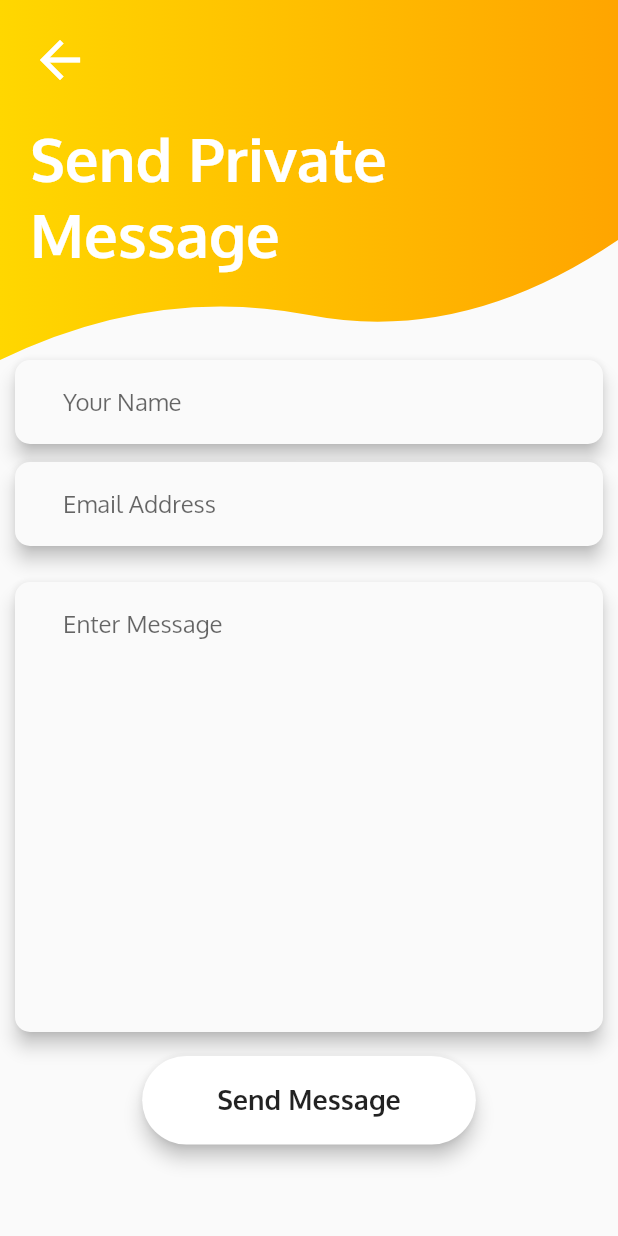
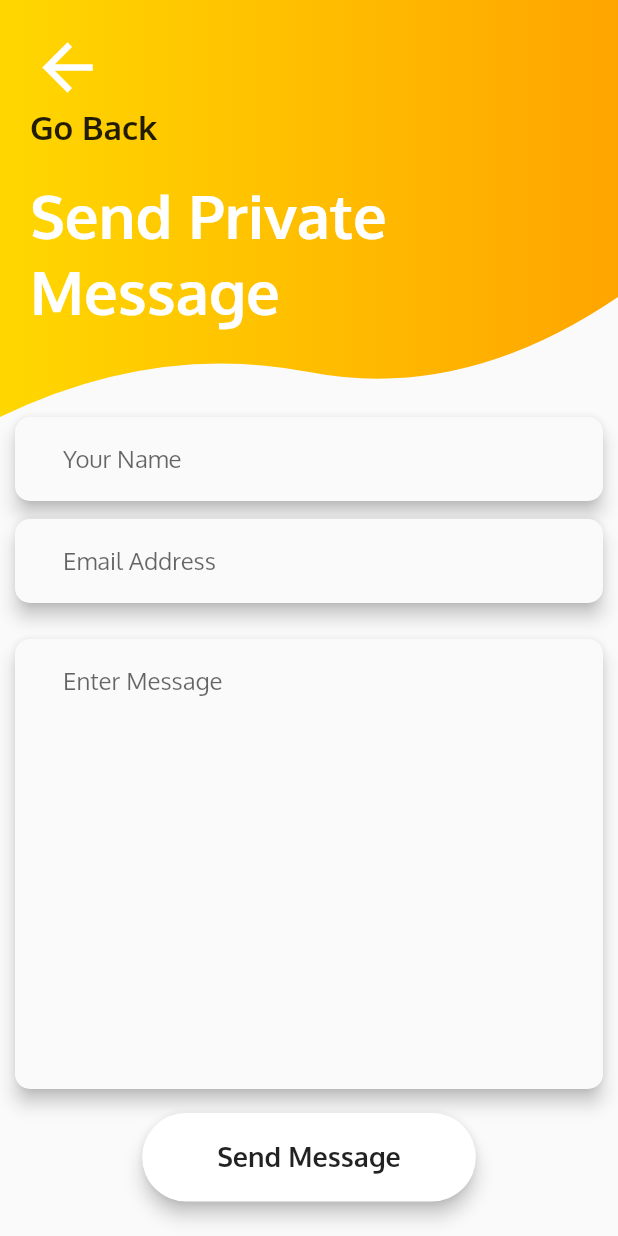
Before and after one commit to zionnite/wow, a Flutter app: the screen it shows after launch, item 2 of the bottom bar chosen, after a tap on the "message" icon, on a phone screen of 412 x 824 dp. Run offline on Flutter 3.47's test engine with Material 2 defaults, Android fonts, the phone set to English and light mode, and no system bars; our stand-ins replace cached_network_image, flutter_linkify, image_picker, modal_progress_hud, rxdart; missing offline and left inert: draggable_fab; network calls fail.

Commit message:
change in file structue

```diff
--- a/lib/screen/home_screen.dart
+++ b/lib/screen/home_screen.dart
@@ -4,6 +4,7 @@ import 'package:wow/blocs/QouteBloc.dart';
 import 'package:wow/blocs/app_bloc.dart';
 import 'package:wow/blocs/bloc_provider.dart';
 import 'package:wow/blocs/forum_bloc.dart';
+import 'package:wow/model/Category.dart';
 import 'package:wow/model/Forum.dart';
 import 'package:wow/model/ForumComment.dart';
 import 'package:wow/model/Quote.dart';
@@ -17,6 +18,7 @@ import 'package:wow/utils.dart';
 import 'package:wow/widget/quote_widget.dart';
 import '../CustomShapeClipper.dart';
 import '../widget/forum_list_widget.dart';
+import 'category_screen.dart';
 import 'forum_detail_screen.dart';
 
 class HomeScreenTopPart extends StatefulWidget {
@@ -65,7 +67,7 @@ class _HomeScreenTopPartState extends State<HomeScreenTopPart> {
                 ClipPath(
                   clipper: CustomShapeClipper(),
                   child: Container(
-                    height: 450.0,
+                    height: 550.0,
                     decoration: BoxDecoration(
                       gradient: LinearGradient(
                         colors: [firstColor, secondColor],
@@ -76,22 +78,6 @@ class _HomeScreenTopPartState extends State<HomeScreenTopPart> {
                         SizedBox(
                           height: 20.0,
                         ),
-                        // Padding(
-                        //   padding: const EdgeInsets.symmetric(horizontal: 28.0),
-                        //   child: Row(
-                        //     mainAxisAlignment: MainAxisAlignment.spaceBetween,
-                        //     children: [
-                        //       Icon(
-                        //         Icons.location_on,
-                        //         color: Colors.white,
-                        //       ),
-                        //       Icon(
-                        //         Icons.settings,
-                        //         color: Colors.white,
-                        //       ),
-                        //     ],
-                        //   ),
-                        // ),
                         SizedBox(
                           height: 50.0,
                         ),
@@ -112,82 +98,77 @@ class _HomeScreenTopPartState extends State<HomeScreenTopPart> {
                           height: 20.0,
                         ),
                         Padding(
-                          padding: EdgeInsets.symmetric(horizontal: 32.0),
-                          child: Material(
-                            elevation: 5.0,
-                            borderRadius:
-                                BorderRadius.all(Radius.circular(10.0)),
-                            child: TextField(
-                              controller: searchTermController,
-                              onChanged: (text) {
-                                setState(() {
-                                  searchTerm = text;
-                                  //forumBloc.searchSink.add(searchTerm);
-                                });
-                              },
-                              style: dropDownMenuItemStyle,
-                              cursorColor: Colors.black,
-                              decoration: InputDecoration(
-                                contentPadding: EdgeInsets.symmetric(
-                                    horizontal: 32.0, vertical: 14.0),
-                                border: InputBorder.none,
-                                hintText: 'Enter Search Term',
+                          padding: const EdgeInsets.only(
+                              left: 8.0, right: 8.0, top: 20.0),
+                          child: Text(
+                            'Please Click a Category or Scroll this way for more!',
+                            style: TextStyle(
+                              fontSize: 25.0,
+                              fontWeight: FontWeight.bold,
+                            ),
+                            textAlign: TextAlign.center,
                           ),
                         ),
+                        Padding(
+                          padding: const EdgeInsets.all(8.0),
+                          child: Icon(
+                            Icons.arrow_forward,
+                            color: Colors.white,
+                            size: 80.0,
                           ),
                         ),
-                        (_showStatus == true)
-                            ? Padding(
-                                padding:
-                                    const EdgeInsets.symmetric(vertical: 14.0),
-                                child: Text(
-                                  _statusMsg,
-                                  style: TextStyle(
-                                    fontSize: 15.0,
-                                    color: Colors.red,
-                                    fontWeight: FontWeight.bold,
-                                  ),
-                                ),
-                              )
-                            : Container(),
-                        Container(
-                          margin: EdgeInsets.only(bottom: 5.0, top: 5.0),
-                          child: InkWell(
+                        Padding(
+                          padding: EdgeInsets.symmetric(horizontal: 2.0),
+                          child: Container(
+                            height: 100.0,
+                            child: StreamBuilder<List<Category>>(
+                              stream: quoteBloc.categoryStream,
+                              builder: (context,
+                                  AsyncSnapshot<List<Category>> snapshot) {
+                                if (snapshot.hasData) {
+                                  if (snapshot.error != null &&
+                                      snapshot.data.length > 0) {
+                                    return _buildErrorWidget(snapshot.error);
+                                  }
+                                  return ListView.builder(
+                                    physics: ClampingScrollPhysics(),
+                                    scrollDirection: Axis.horizontal,
+                                    shrinkWrap: true,
+                                    itemCount: snapshot.data.length,
+                                    itemBuilder: (context, index) {
+                                      return Container(
+                                        margin: EdgeInsets.symmetric(
+                                            vertical: 15.0),
+                                        child: GestureDetector(
                                           onTap: () {
-                              if (!searchTermController.text.isEmpty) {
-                                setState(() {
-                                  searchTermController.text = '';
-                                  _showStatus = false;
-                                });
+                                            //QuoteBloc categories_data = await quoteBloc
+                                            //  .getQuoteById(snapshot.data[index].catId);
                                             Navigator.push(
                                               context,
                                               MaterialPageRoute(
                                                 builder: (context) {
-                                      return ResultSearchScreen(
-                                        searchTerm: searchTerm,
+                                                  return CategoryScreen(
+                                                    cat_id: snapshot
+                                                        .data[index].catId,
+                                                    cat_name: snapshot
+                                                        .data[index].catName,
                                                   );
                                                 },
                                               ),
                                             );
-                              } else {
-                                setState(() {
-                                  setState(() {
-                                    _showStatus = true;
-                                    _statusMsg =
-                                        'Search Term Field can\'t be empty!';
-                                  });
-                                });
-                              }
                                           },
                                           child: Card(
                                             shape: RoundedRectangleBorder(
-                                borderRadius: BorderRadius.circular(250),
+                                              borderRadius:
+                                                  BorderRadius.circular(250),
                                             ),
                                             child: Padding(
-                                padding: const EdgeInsets.symmetric(
-                                    vertical: 18.0, horizontal: 50),
+                                              padding:
+                                                  const EdgeInsets.symmetric(
+                                                      vertical: 18.0,
+                                                      horizontal: 50),
                                               child: Text(
-                                  'Search',
+                                                snapshot.data[index].catName,
                                                 style: TextStyle(
                                                   fontSize: 18.0,
                                                   fontWeight: FontWeight.bold,
@@ -197,12 +178,42 @@ class _HomeScreenTopPartState extends State<HomeScreenTopPart> {
                                             elevation: 5.0,
                                           ),
                                         ),
+                                      );
+                                    },
+                                  );
+                                } else if (snapshot.hasError) {
+                                  return _buildErrorWidget(snapshot.error);
+                                } else {
+                                  return _buildLoadingWidget();
+                                }
+                              },
+                            ),
+                          ),
                         ),
                       ],
                     ),
                   ),
                 ),
               ],
+            ),
+            Padding(
+              padding: const EdgeInsets.only(left: 8.0, right: 8.0, top: 20.0),
+              child: Text(
+                'Scroll Down for More!',
+                style: TextStyle(
+                  fontSize: 25.0,
+                  fontWeight: FontWeight.bold,
+                ),
+                textAlign: TextAlign.center,
+              ),
+            ),
+            Padding(
+              padding: const EdgeInsets.all(8.0),
+              child: Icon(
+                Icons.arrow_downward_rounded,
+                color: Colors.black,
+                size: 80.0,
+              ),
             ),
             Column(
               children: [
--- a/lib/screen/quote_screen.dart
+++ b/lib/screen/quote_screen.dart
@@ -64,7 +64,7 @@ class _QuoteScreenState extends State<QuoteScreen> {
   void dispose() {
     super.dispose();
     //quoteBloc.dispose();
-    quoteBloc.quoteCatController.close();
+    //quoteBloc.quoteCatController.close();
   }
 
   @override
@@ -81,73 +81,24 @@ class _QuoteScreenState extends State<QuoteScreen> {
                 title: 'Quote',
                 toNav: Nav.id,
               ),
-              Text(
-                'Categories',
-                style: TextStyle(
-                  fontSize: 18.0,
-                  color: Colors.redAccent.shade400,
+              Padding(
+                padding:
+                    const EdgeInsets.only(left: 8.0, right: 8.0, top: 20.0),
+                child: Text(
+                  'Scroll Down for More!',
+                  style: TextStyle(
+                    fontSize: 25.0,
+                    fontWeight: FontWeight.bold,
+                  ),
+                  textAlign: TextAlign.center,
                 ),
               ),
-              Container(
-                height: 100.0,
-                child: StreamBuilder<List<Category>>(
-                  stream: quoteBloc.categoryStream,
-                  builder: (context, AsyncSnapshot<List<Category>> snapshot) {
-                    if (snapshot.hasData) {
-                      if (snapshot.error != null && snapshot.data.length > 0) {
-                        return _buildErrorWidget(snapshot.error);
-                      }
-                      return ListView.builder(
-                        physics: ClampingScrollPhysics(),
-                        scrollDirection: Axis.horizontal,
-                        shrinkWrap: true,
-                        itemCount: snapshot.data.length,
-                        itemBuilder: (context, index) {
-                          return Container(
-                            margin: EdgeInsets.symmetric(vertical: 15.0),
-                            child: GestureDetector(
-                              onTap: () {
-                                //QuoteBloc categories_data = await quoteBloc
-                                //  .getQuoteById(snapshot.data[index].catId);
-                                Navigator.push(
-                                  context,
-                                  MaterialPageRoute(
-                                    builder: (context) {
-                                      return CategoryScreen(
-                                        cat_id: snapshot.data[index].catId,
-                                        cat_name: snapshot.data[index].catName,
-                                      );
-                                    },
-                                  ),
-                                );
-                              },
-                              child: Card(
-                                shape: RoundedRectangleBorder(
-                                  borderRadius: BorderRadius.circular(250),
-                                ),
-                                child: Padding(
-                                  padding: const EdgeInsets.symmetric(
-                                      vertical: 18.0, horizontal: 50),
-                                  child: Text(
-                                    snapshot.data[index].catName,
-                                    style: TextStyle(
-                                      fontSize: 18.0,
-                                      fontWeight: FontWeight.bold,
-                                    ),
-                                  ),
-                                ),
-                                elevation: 5.0,
-                              ),
-                            ),
-                          );
-                        },
-                      );
-                    } else if (snapshot.hasError) {
-                      return _buildErrorWidget(snapshot.error);
-                    } else {
-                      return _buildLoadingWidget();
-                    }
-                  },
+              Padding(
+                padding: const EdgeInsets.all(8.0),
+                child: Icon(
+                  Icons.arrow_downward_rounded,
+                  color: Colors.black,
+                  size: 80.0,
                 ),
               ),
               StreamBuilder<List<Quote>>(
@@ -166,12 +117,7 @@ class _QuoteScreenState extends State<QuoteScreen> {
                         if (snapshot.data[index].id == null ||
                             snapshot.data[index].id == '') {
                           //isLoading = false;
-                          return (isLoading)
-                              ? Text(
-                                  'No more data',
-                                  textAlign: TextAlign.center,
-                                )
-                              : Container();
+                          return Container();
                         }
                         return GestureDetector(
                           onTap: () {
--- a/lib/screen/send_private_message.dart
+++ b/lib/screen/send_private_message.dart
@@ -156,7 +156,7 @@ class _SendPrivateMessageState extends State<SendPrivateMessage> {
                         new Future.delayed(new Duration(seconds: 4), () {
                           _showStatus = true;
                           _statusMsg =
-                              'Could not add Send Message, please try again later or contact admin if issue persist!';
+                              'Could not Send Message, please try again later or contact admin if issue persist!';
                         });
                       });
                     }
--- a/lib/services/ApiService.dart
+++ b/lib/services/ApiService.dart
@@ -6,7 +6,8 @@ import 'package:wow/model/ForumComment.dart';
 import 'package:wow/model/Quote.dart';
 import 'package:http/http.dart' as http;
 
-final String mainUrl = 'http://wow.esuku.xyz/Api';
+// final String mainUrl = 'http://wow.esuku.xyz/Api';
+final String mainUrl = 'https://api.osherwomen.com/Api';
 final String fakemainUrl = 'http://localhost/wow_php/Api';
 
 Future<List<Quote>> getAllQuotes() async {
@@ -137,7 +138,7 @@ Future<bool> sendPrivateMsg({
 
   var respond = await request.send();
 
-  print(respond);
+  //print(respond);
   if (respond.statusCode == 200) {
     return true;
   } else {
--- a/lib/widget/app_title_widget.dart
+++ b/lib/widget/app_title_widget.dart
@@ -31,10 +31,22 @@ class appTitleWidget extends StatelessWidget {
                           Navigator.popAndPushNamed(context, toNav);
                         }
                       },
-                      child: Icon(
-                        Icons.arrow_back,
-                        color: Colors.white,
-                        size: 40.0,
+                      child: Column(
+                        crossAxisAlignment: CrossAxisAlignment.start,
+                        children: [
+                          Icon(
+                            Icons.arrow_back,
+                            color: Colors.white,
+                            size: 50.0,
+                          ),
+                          Text(
+                            'Go Back',
+                            style: TextStyle(
+                              fontSize: 22.0,
+                              fontWeight: FontWeight.bold,
+                            ),
+                          ),
+                        ],
                       ),
                     ),
                   ),
```
Also changed, not shown: lib/screen/category_screen.dart (+1 -10 lines), lib/screen/forum_detail_screen.dart (+1 -15 lines), lib/screen/forum_screen.dart (+22 -8 lines). Lines whose indentation alone changed are shown as unchanged.
